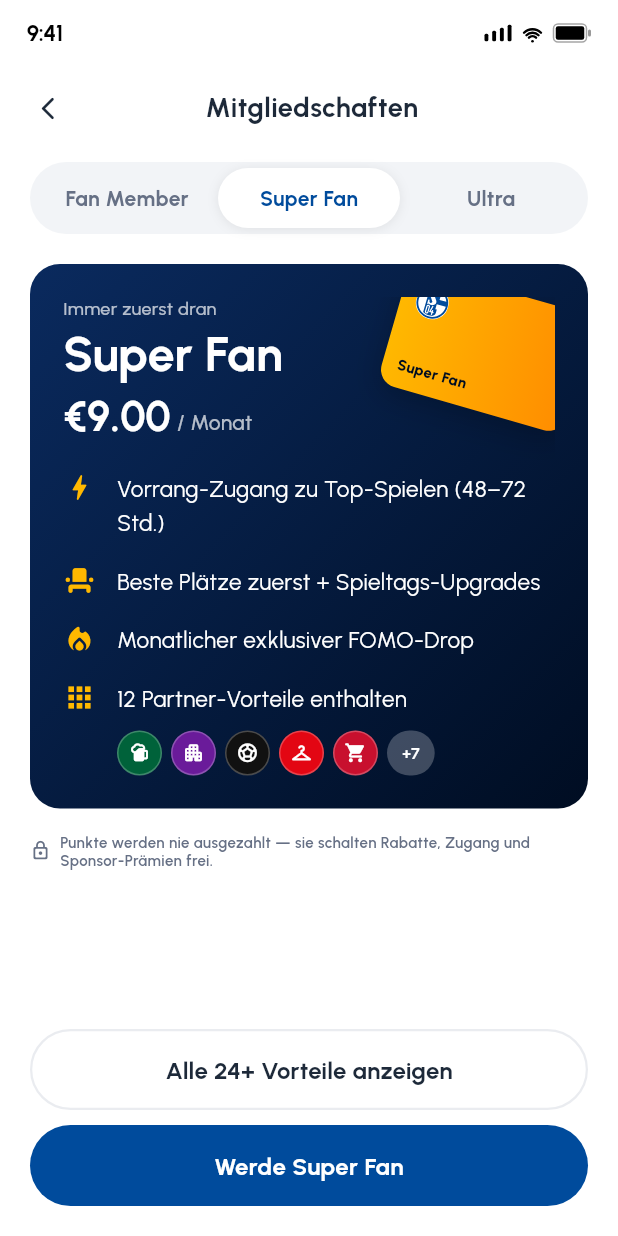
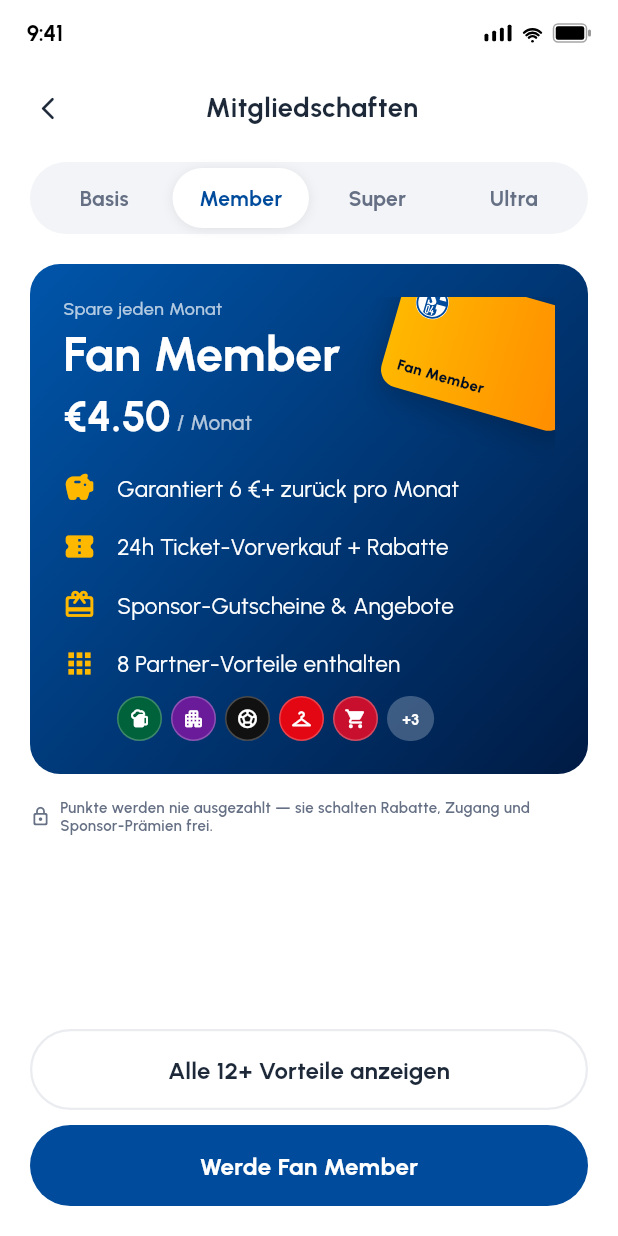
Before and after one commit to COREVIONLABS/EMBAapp-native, a Flutter app: the SubscriptionScreen screen opened directly, on a phone screen of 412 x 824 dp. Run offline on Flutter 3.47's test engine with Material 3 defaults, Android fonts, the phone set to English and light mode, and no system bars; our stand-ins replace flutter_svg.

```diff
--- a/lib/l10n/strings.dart
+++ b/lib/l10n/strings.dart
@@ -774,6 +774,30 @@ const Map<String, String> _de = {
   'Everything in Super Fan': 'Alles aus Super Fan',
   'Top priority + personal concierge': 'Höchste Priorität + persönlicher Concierge',
   'Exclusive drops & money-can’t-buy days': 'Exklusive Drops & unbezahlbare Erlebnistage',
+  'Member': 'Member',
+  'Super': 'Super',
+  'Free for every fan': 'Kostenlos für jeden Fan',
+  'Your current plan': 'Dein aktueller Tarif',
+  // All-benefits sub-page (Figma 2194:11585 / 12047)
+  'Benefits': 'Vorteile',
+  'Partner offers': 'Partner-Angebote',
+  'In your membership': 'In deiner Mitgliedschaft',
+  'Claim': 'Einlösen',
+  '15% off': '15% Rabatt',
+  '10% off': '10% Rabatt',
+  'Bonus': 'Bonus',
+  'Priority ticket access': 'Vorrang-Ticketzugang',
+  '48–72h before public sale': '48–72 Std. vor dem freien Verkauf',
+  'Best seats first': 'Beste Plätze zuerst',
+  'Matchday seat upgrades': 'Spieltags-Platz-Upgrades',
+  'Monthly FOMO drop': 'Monatlicher FOMO-Drop',
+  '1 exclusive item / month': '1 exklusives Stück / Monat',
+  'Free spins': 'Gratis-Drehs',
+  '2 / day': '2 / Tag',
+  'Ad-free experience': 'Werbefrei',
+  'Guaranteed value back': 'Garantierter Gegenwert zurück',
+  '€14+ / month': '14 €+ / Monat',
+  'Streak protection': 'Serien-Schutz',
   'On matchday combos — pay with points': 'Auf Spieltags-Kombis — mit Punkten zahlen',
   'points back on every Fanshop order': 'Punkte zurück bei jeder Fanshop-Bestellung',
   '+100 points per home match': '+100 Punkte pro Heimspiel',
--- a/lib/screens/subscription_screen.dart
+++ b/lib/screens/subscription_screen.dart
@@ -4,6 +4,7 @@ import '../widgets/app_widgets.dart';
 import '../widgets/sub_scaffold.dart';
 import '../model/fan_model.dart';
 import 'upgrade_plan_screen.dart';
+import 'benefits_screen.dart';
 import '../l10n/strings.dart';
 
 /// Membership plans — Revolut-Metal-style tabbed upgrade screen: pick a tier
@@ -17,30 +18,38 @@ class SubscriptionScreen extends StatefulWidget {
 
 class _Tier {
   final String name;
+  final String tabLabel;
   final String price;
   final String tagline;
   final List<Color> gradient;
   final List<(IconData, String)> features;
   final int partners;
   final int moreBenefits;
-  const _Tier(this.name, this.price, this.tagline, this.gradient, this.features, this.partners, this.moreBenefits);
+  const _Tier(this.name, this.tabLabel, this.price, this.tagline, this.gradient, this.features, this.partners, this.moreBenefits);
+  bool get isFree => partners == 0;
 }
 
 class _SubscriptionScreenState extends State<SubscriptionScreen> {
+  // Free Fan is the user's current tier; land on the first paid upgrade.
   int _tab = 1;
 
   static const _tiers = [
-    _Tier('Fan Member', '€4.50', 'Save every month', AppColors.pointsGradient, [
+    _Tier('Free Fan', 'Free', '€0', 'Free for every fan', [Color(0xFF475467), Color(0xFF1D2939)], [
+      (Icons.check_circle_rounded, 'Full app access & club news'),
+      (Icons.casino_rounded, 'Daily games & 1 free spin'),
+      (Icons.savings_rounded, 'Earn Fan Points · 100 pts = €1'),
+    ], 0, 0),
+    _Tier('Fan Member', 'Member', '€4.50', 'Save every month', AppColors.pointsGradient, [
       (Icons.savings_rounded, 'Guaranteed €6+ back every month'),
       (Icons.confirmation_number_rounded, '24h ticket presale + discounts'),
       (Icons.card_giftcard_rounded, 'Sponsor vouchers & offers'),
     ], 8, 12),
-    _Tier('Super Fan', '€9.00', 'First in line', [Color(0xFF0A2A5E), Color(0xFF000D22)], [
+    _Tier('Super Fan', 'Super', '€9.00', 'First in line', [Color(0xFF0A2A5E), Color(0xFF000D22)], [
       (Icons.bolt_rounded, 'Priority access to top matches (48–72h)'),
       (Icons.event_seat_rounded, 'Best seats first + matchday upgrades'),
       (Icons.local_fire_department_rounded, 'Monthly exclusive FOMO drop'),
     ], 12, 24),
-    _Tier('Ultra', '€19.00', 'The maximum', [Color(0xFF2A1A3E), Color(0xFF0B0616)], [
+    _Tier('Ultra', 'Ultra', '€19.00', 'The maximum', [Color(0xFF2A1A3E), Color(0xFF0B0616)], [
       (Icons.diamond_rounded, 'Everything in Super Fan'),
       (Icons.support_agent_rounded, 'Top priority + personal concierge'),
       (Icons.workspace_premium_rounded, 'Exclusive drops & money-can’t-buy days'),
@@ -52,13 +61,26 @@ class _SubscriptionScreenState extends State<SubscriptionScreen> {
     final t = _tiers[_tab];
     return SubScaffold(
       title: tr('Membership Plans'),
-      bottomBar: Column(mainAxisSize: MainAxisSize.min, children: [
-        SecondaryButton('${tr('Show all')} ${t.moreBenefits}+ ${tr('benefits')}'),
-        const SizedBox(height: 10),
-        PrimaryButton('${tr('Become a')} ${t.name}',
-            onTap: () => Navigator.of(context).push(
-                MaterialPageRoute(builder: (_) => UpgradePlanScreen(plan: t.name, price: t.price)))),
-      ]),
+      bottomBar: t.isFree
+          ? Container(
+              padding: const EdgeInsets.symmetric(vertical: 16),
+              alignment: Alignment.center,
+              decoration: BoxDecoration(color: AppColors.surfaceMinimal, borderRadius: BorderRadius.circular(AppRadii.pill)),
+              child: Row(mainAxisSize: MainAxisSize.min, children: [
+                Icon(Icons.check_circle_rounded, size: 18, color: AppColors.brandPrimary),
+                const SizedBox(width: 8),
+                Text(tr('Your current plan'), style: AppText.label2.copyWith(color: AppColors.textNormal)),
+              ]),
+            )
+          : Column(mainAxisSize: MainAxisSize.min, children: [
+              SecondaryButton('${tr('Show all')} ${t.moreBenefits}+ ${tr('benefits')}',
+                  onTap: () => Navigator.of(context).push(
+                      MaterialPageRoute(builder: (_) => AllBenefitsScreen(tierName: t.name)))),
+              const SizedBox(height: 10),
+              PrimaryButton('${tr('Become a')} ${t.name}',
+                  onTap: () => Navigator.of(context).push(
+                      MaterialPageRoute(builder: (_) => UpgradePlanScreen(plan: t.name, price: t.price)))),
+            ]),
       children: [
         // Tabs
         Container(
@@ -78,7 +100,7 @@ class _SubscriptionScreenState extends State<SubscriptionScreen> {
                       boxShadow: i == _tab ? const [BoxShadow(color: Color(0x14000000), blurRadius: 6, offset: Offset(0, 1))] : null,
                     ),
                     child: Center(
-                      child: Text(tr(_tiers[i].name),
+                      child: Text(tr(_tiers[i].tabLabel),
                           maxLines: 1, overflow: TextOverflow.ellipsis,
                           style: AppText.body2.copyWith(color: i == _tab ? AppColors.brandPrimary : AppColors.textLight, fontWeight: FontWeight.w700)),
                     ),
@@ -140,7 +162,8 @@ class _SubscriptionScreenState extends State<SubscriptionScreen> {
                 ]),
                 const SizedBox(height: 16),
               ],
-              // Partner perks row
+              // Partner perks row (paid tiers only)
+              if (t.partners > 0)
               Row(crossAxisAlignment: CrossAxisAlignment.start, children: [
                 const Icon(Icons.apps_rounded, color: AppColors.gold, size: 22),
                 const SizedBox(width: 14),
```
Also changed, not shown: lib/screens/benefits_screen.dart (added, +123 -0 lines).
